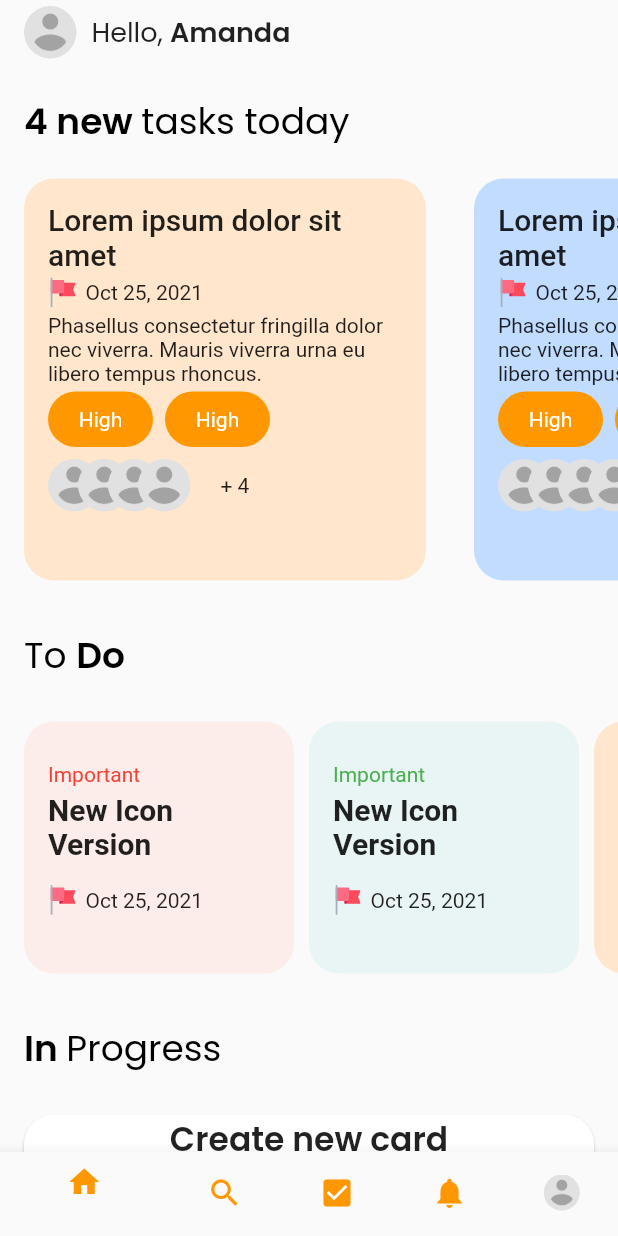
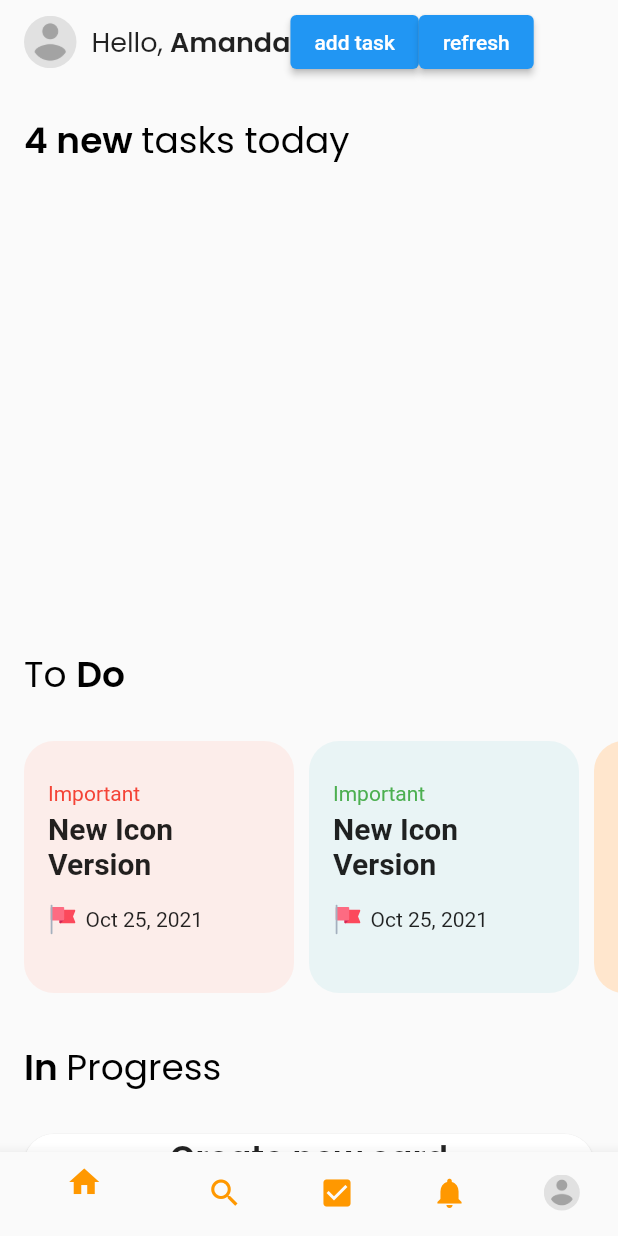
Before and after one commit to RadoslawCzubak/flutter_to_do, a Flutter app: the screen it shows after launch, on a phone screen of 412 x 824 dp. Run offline on Flutter 3.47's test engine with Material 2 defaults, Android fonts, the phone set to English and light mode, and no system bars; our stand-ins replace bloc, flutter_bloc, flutter_svg.

Commit message:
add bloc for dashboard page
Bloc was added in Dashboard Page.
User is able to add projects.
Added 2 temporary buttons for refresh and navigation to addtask and appbar for navigating back.

```diff
--- a/lib/screens/add_task/add_task_page.dart
+++ b/lib/screens/add_task/add_task_page.dart
@@ -12,6 +12,7 @@ class AddTaskPage extends StatelessWidget {
     return BlocProvider<AddTaskCubit>(
         create: (context) => AddTaskCubit(),
         child: Scaffold(
+            appBar: AppBar(),
             body: SafeArea(
                 child: BlocConsumer<AddTaskCubit, AddTaskState>(
                     listener: (context, state) {
@@ -25,7 +26,8 @@ class AddTaskPage extends StatelessWidget {
                   children: [
                     RichText(
                         text: TextSpan(
-                        style: TextStyle(color: Colors.black, fontSize: 24.0),
+                            style:
+                                TextStyle(color: Colors.black, fontSize: 24.0),
                             children: [
                           TextSpan(
                               text: 'Add ',
--- /dev/null
+++ b/lib/screens/dashboard/cubit/dashboard_cubit.dart
@@ -0,0 +1,17 @@
+import 'package:bloc/bloc.dart';
+import 'package:flutter_todo_app/models/project.dart';
+import 'package:flutter_todo_app/models/repositories/repository.dart';
+import 'package:meta/meta.dart';
+
+part 'dashboard_state.dart';
+
+class DashboardCubit extends Cubit<DashboardState> {
+  Repository repo = Repository.instance;
+
+  DashboardCubit() : super(DashboardState([]));
+
+  void getProjects() {
+    List<Project> projects = repo.getProjects();
+    emit(DashboardState(projects));
+  }
+}
--- /dev/null
+++ b/lib/screens/dashboard/cubit/dashboard_state.dart
@@ -0,0 +1,7 @@
+part of 'dashboard_cubit.dart';
+
+class DashboardState {
+  List<Project> projects;
+
+  DashboardState(this.projects);
+}
--- a/lib/screens/dashboard/dashboard_main_list.dart
+++ b/lib/screens/dashboard/dashboard_main_list.dart
@@ -1,14 +1,25 @@
 import 'package:flutter/material.dart';
+import 'package:flutter_bloc/flutter_bloc.dart';
+import 'package:flutter_todo_app/models/project.dart';
+import 'package:flutter_todo_app/screens/dashboard/cubit/dashboard_cubit.dart';
+
+import 'package:flutter_todo_app/screens/dashboard/dashboard_daterow.dart';
 import 'package:flutter_todo_app/styles/colors.dart';
-import 'package:flutter_todo_app/screens/dashboard/dashboard_daterow.dart';
 
 class MainComponent extends StatelessWidget {
+  List<Project> projects = [];
+
+  MainComponent({
+    Key? key,
+    required this.projects,
+  }) : super(key: key);
+
   @override
   Widget build(BuildContext context) {
     return Column(
       mainAxisAlignment: MainAxisAlignment.start,
       crossAxisAlignment: CrossAxisAlignment.start,
-      children: [MainTitle(), MainTasksList()],
+      children: [MainTitle(), MainTasksList(projects: projects)],
     );
   }
 }
@@ -39,7 +50,9 @@ class MainTitle extends StatelessWidget {
 }
 
 class MainTasksList extends StatelessWidget {
-  const MainTasksList({Key? key}) : super(key: key);
+  List<Project> projects = [];
+
+  MainTasksList({Key? key, required this.projects}) : super(key: key);
 
   @override
   Widget build(BuildContext context) {
@@ -48,12 +61,13 @@ class MainTasksList extends StatelessWidget {
       child: ListView(
         itemExtent: 300.0,
         scrollDirection: Axis.horizontal,
-        children: [
-          MainItem(color: lightOrange),
-          MainItem(color: lightBlue),
-          MainItem(color: lightGreen),
-          MainItem(color: lightRed)
-        ],
+        children: projects.map((e) {
+          return MainItem(
+            title: e.title,
+            description: e.description,
+            color: lightBlue,
+          );
+        }).toList(),
       ),
     );
   }
@@ -61,9 +75,13 @@ class MainTasksList extends StatelessWidget {
 
 class MainItem extends StatelessWidget {
   Color color;
+  String title;
+  String description;
 
   MainItem({
     Key? key,
+    required this.title,
+    required this.description,
     required this.color,
   }) : super(key: key);
 
@@ -81,12 +99,12 @@ class MainItem extends StatelessWidget {
           crossAxisAlignment: CrossAxisAlignment.stretch,
           children: [
             Container(
-                child: const Text(
-              'Lorem ipsum dolor sit amet',
+                child: Text(
+              title,
               style: TextStyle(fontSize: 20.0, fontWeight: FontWeight.w500),
             )),
             DateRow(),
-            TaskDescription(),
+            Expanded(child: TaskDescription(text: description)),
             LabelsRow(),
             PeoplesRow()
           ],
@@ -97,11 +115,15 @@ class MainItem extends StatelessWidget {
 }
 
 class TaskDescription extends StatelessWidget {
+  String text;
+
+  TaskDescription({Key? key, required this.text}) : super(key: key);
+
   @override
   Widget build(BuildContext context) {
     return Container(
         child: Text(
-      'Phasellus consectetur fringilla dolor nec viverra. Mauris viverra urna eu libero tempus rhoncus.',
+      text,
     ));
   }
 }
--- a/lib/screens/dashboard/dashboard_page.dart
+++ b/lib/screens/dashboard/dashboard_page.dart
@@ -1,4 +1,6 @@
 import 'package:flutter/material.dart';
+import 'package:flutter_bloc/flutter_bloc.dart';
+import 'package:flutter_todo_app/screens/dashboard/cubit/dashboard_cubit.dart';
 import 'package:flutter_todo_app/screens/dashboard/dashboard_in_progress.dart';
 import 'package:flutter_todo_app/screens/dashboard/dashboard_main_list.dart';
 import 'package:flutter_todo_app/screens/dashboard/dashboard_todo_list.dart';
@@ -10,7 +12,9 @@ class DashboardPage extends StatelessWidget {
 
   @override
   Widget build(BuildContext context) {
-    return Scaffold(
+    return BlocProvider<DashboardCubit>(
+      create: (context) => DashboardCubit(),
+      child: Scaffold(
           body: SafeArea(
               child: SingleChildScrollView(
             child: Column(
@@ -18,12 +22,18 @@ class DashboardPage extends StatelessWidget {
                 crossAxisAlignment: CrossAxisAlignment.stretch,
                 children: [
                   const DashboardUserProfile(),
-              MainComponent(),
+                  BlocBuilder<DashboardCubit, DashboardState>(
+                    builder: (context, state) {
+                      return MainComponent(
+                        projects: state.projects,
+                      );
+                    },
+                  ),
                   ToDoComponent(),
                   InProgressComponent()
                 ]),
           )),
-      bottomNavigationBar: _buildBottomNav(),
+          bottomNavigationBar: _buildBottomNav()),
     );
   }
 
@@ -93,7 +103,17 @@ class DashboardUserProfile extends StatelessWidget {
                 fontSize: 18.0,
                 fontWeight: FontWeight.bold,
                 fontFamily: 'Poppins'),
-          )
+          ),
+          ElevatedButton(
+              onPressed: () {
+                Navigator.pushNamed(context, '/addtask');
+              },
+              child: Text('add task')),
+          ElevatedButton(
+              onPressed: () {
+                BlocProvider.of<DashboardCubit>(context).getProjects();
+              },
+              child: Text('refresh')),
         ],
       ),
     );
```
Lines whose indentation alone changed are shown as unchanged.
